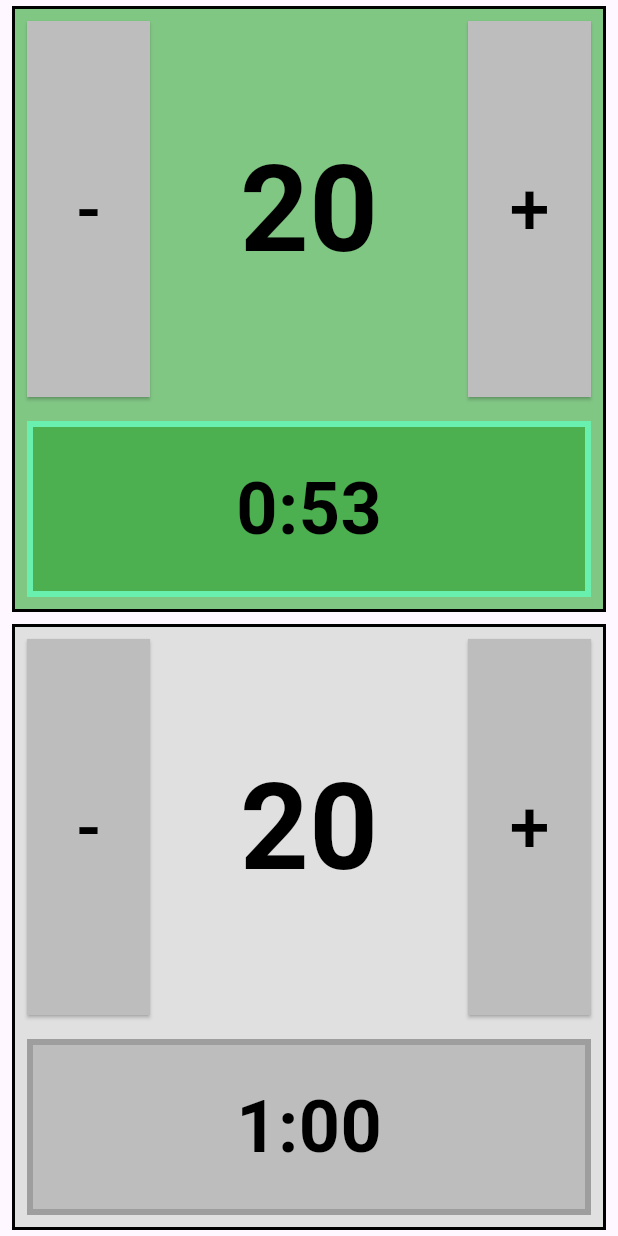
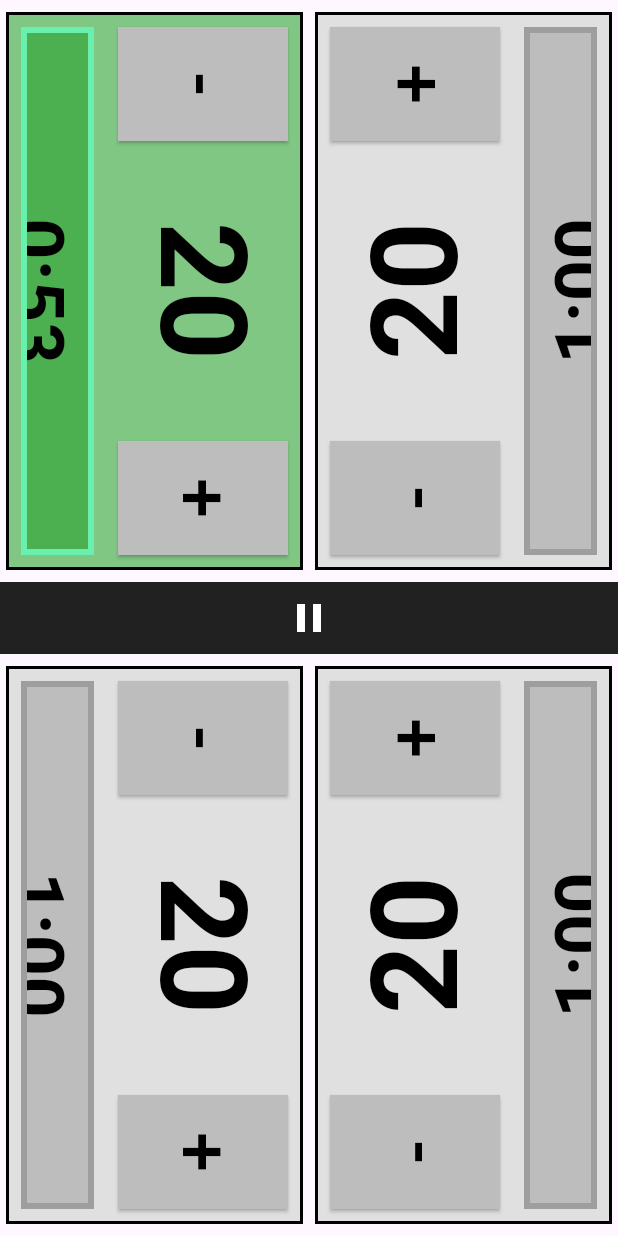
Before and after one commit to Kapsyloffer/ROPE, a Flutter app: the screen it shows after launch, on a phone screen of 412 x 824 dp. Run offline on Flutter 3.47's test engine with Material 3 defaults, Android fonts, the phone set to English and light mode, and no system bars.

Commit message:
Added pause + player based layouts

```diff
--- a/lib/game.dart
+++ b/lib/game.dart
@@ -28,6 +28,29 @@ class Game {
         if(players.isNotEmpty) {
             players[activePlayerIndex].timer.active = true;
             players[activePlayerIndex].timer.startClock();
+        }
+    }
+
+    void pause() {
+        for (var i = 0; i < players.length; i++) {
+            players[i].timer.active = false;
+            players[i].timer.clock?.cancel();
+        }
+    }
+
+    void resume(Player player) {
+        int idx = players.indexOf(player);
+        if (idx != -1) {
+            activePlayerIndex = idx;
+            for (var i = 0; i < players.length; i++) {
+                if (i == activePlayerIndex) {
+                    players[i].timer.active = true;
+                    players[i].timer.startClock();
+                } else {
+                    players[i].timer.active = false;
+                    players[i].timer.clock?.cancel();
+                }
+            }
         }
     }
 
--- /dev/null
+++ b/lib/layouts.dart
@@ -0,0 +1,287 @@
+import 'package:flutter/material.dart';
+import 'player.dart';
+
+String formatTime(double seconds) {
+  int min = seconds ~/ 60;
+  int sec = (seconds % 60).toInt();
+  return '$min:${sec.toString().padLeft(2, '0')}';
+}
+
+class PlayerWidget extends StatelessWidget {
+  final Player player;
+  final VoidCallback onTimerTap;
+  final Function(int) onLifeAdjust;
+  final int rotations;
+
+  const PlayerWidget({
+    super.key,
+    required this.player,
+    required this.onTimerTap,
+    required this.onLifeAdjust,
+    this.rotations = 0,
+  });
+
+  @override
+  Widget build(BuildContext context) {
+    Widget content = Container(
+      margin: const EdgeInsets.symmetric(vertical: 4.0, horizontal: 8.0),
+      decoration: BoxDecoration(
+        color: player.alive
+            ? (player.timer.active ? Colors.green.shade300 : Colors.grey.shade300)
+            : Colors.grey.shade800,
+        border: Border.all(color: Colors.black, width: 2),
+      ),
+      child: Column(
+        children: [
+          // Life
+          Expanded(
+            flex: 2,
+            child: Row(
+              mainAxisAlignment: MainAxisAlignment.spaceEvenly,
+              crossAxisAlignment: CrossAxisAlignment.stretch,
+              children: [
+                Expanded(
+                  child: Padding(
+                    padding: const EdgeInsets.all(8.0),
+                    child: ElevatedButton(
+                      onPressed: () => onLifeAdjust(-1),
+                      style: ElevatedButton.styleFrom(
+                        backgroundColor: player.alive ? Colors.grey.shade400 : Colors.grey.shade900,
+                        shape: RoundedRectangleBorder(borderRadius: BorderRadius.circular(0)),
+                      ),
+                      child: Text('-', style: TextStyle(fontSize: 48, color: player.alive ? Colors.black : Colors.red)),
+                    ),
+                  ),
+                ),
+                Expanded(
+                  flex: 2,
+                  child: Center(
+                    child: Text(
+                      '${player.curLife}',
+                      style: TextStyle(fontSize: 80, fontWeight: FontWeight.bold, color: player.alive ? Colors.black : Colors.red),
+                    ),
+                  ),
+                ),
+                Expanded(
+                  child: Padding(
+                    padding: const EdgeInsets.all(8.0),
+                    child: ElevatedButton(
+                      onPressed: () => onLifeAdjust(1),
+                      style: ElevatedButton.styleFrom(
+                        backgroundColor: player.alive ? Colors.grey.shade400 : Colors.grey.shade900,
+                        shape: RoundedRectangleBorder(borderRadius: BorderRadius.circular(0)),
+                      ),
+                      child: Text('+', style: TextStyle(fontSize: 48, color: player.alive ? Colors.black : Colors.red)),
+                    ),
+                  ),
+                ),
+              ],
+            ),
+          ),
+          // Timer
+          Expanded(
+            flex: 1,
+            child: GestureDetector(
+              onTap: onTimerTap,
+              child: Container(
+                width: double.infinity,
+                margin: const EdgeInsets.all(8.0),
+                decoration: BoxDecoration(
+                  color: player.alive
+                      ? (player.timer.active ? Colors.green.shade500 : Colors.grey.shade400)
+                      : Colors.grey.shade900,
+                  border: Border.all(
+                      color: player.alive
+                          ? (player.timer.active ? Colors.greenAccent : Colors.grey)
+                          : Colors.red.shade900,
+                      width: 4),
+                ),
+                child: Center(
+                  child: Text(
+                    formatTime(player.timer.curTime),
+                    style: TextStyle(fontSize: 48, fontWeight: FontWeight.bold, color: player.alive ? Colors.black : Colors.red),
+                  ),
+                ),
+              ),
+            ),
+          ),
+        ],
+      ),
+    );
+
+    if (rotations > 0) {
+      return RotatedBox(quarterTurns: rotations, child: content);
+    }
+    return content;
+  }
+}
+
+class MenuRow extends StatelessWidget {
+  final VoidCallback onPause;
+
+  const MenuRow({
+    super.key,
+    required this.onPause,
+  });
+
+  @override
+  Widget build(BuildContext context) {
+    return Container(
+      height: 48.0,
+      color: Colors.black87,
+      child: Row(
+        mainAxisAlignment: MainAxisAlignment.center,
+        children: [
+          IconButton(
+            icon: const Icon(Icons.pause, color: Colors.white, size: 32),
+            onPressed: onPause,
+          ),
+        ],
+      ),
+    );
+  }
+}
+
+class GameLayout extends StatelessWidget {
+  final List<Player> players;
+  final Function(Player) onTimerTap;
+  final Function(Player, int) onLifeAdjust;
+  final VoidCallback onPause;
+
+  const GameLayout({
+    super.key,
+    required this.players,
+    required this.onTimerTap,
+    required this.onLifeAdjust,
+    required this.onPause,
+  });
+
+  @override
+  Widget build(BuildContext context) {
+    if (players.length == 2) {
+      return Column(
+        children: [
+          Expanded(
+            child: PlayerWidget(
+              player: players[0],
+              onTimerTap: () => onTimerTap(players[0]),
+              onLifeAdjust: (amt) => onLifeAdjust(players[0], amt),
+              rotations: 2,
+            ),
+          ),
+          MenuRow(
+            onPause: onPause,
+          ),
+          Expanded(
+            child: PlayerWidget(
+              player: players[1],
+              onTimerTap: () => onTimerTap(players[1]),
+              onLifeAdjust: (amt) => onLifeAdjust(players[1], amt),
+              rotations: 0,
+            ),
+          ),
+        ],
+      );
+    } else if (players.length == 3) {
+      return Column(
+        children: [
+          Expanded(
+            child: Row(
+              children: [
+                Expanded(
+                  child: PlayerWidget(
+                    player: players[0],
+                    onTimerTap: () => onTimerTap(players[0]),
+                    onLifeAdjust: (amt) => onLifeAdjust(players[0], amt),
+                    rotations: 1,
+                  ),
+                ),
+                Expanded(
+                  child: PlayerWidget(
+                    player: players[1],
+                    onTimerTap: () => onTimerTap(players[1]),
+                    onLifeAdjust: (amt) => onLifeAdjust(players[1], amt),
+                    rotations: 3,
+                  ),
+                ),
+              ],
+            ),
+          ),
+          MenuRow(
+            onPause: onPause,
+          ),
+          Expanded(
+            child: PlayerWidget(
+              player: players[2],
+              onTimerTap: () => onTimerTap(players[2]),
+              onLifeAdjust: (amt) => onLifeAdjust(players[2], amt),
+              rotations: 0,
+            ),
+          ),
+        ],
+      );
+    } else if (players.length == 4) {
+      return Column(
+        children: [
+          Expanded(
+            child: Row(
+              children: [
+                Expanded(
+                  child: PlayerWidget(
+                    player: players[0],
+                    onTimerTap: () => onTimerTap(players[0]),
+                    onLifeAdjust: (amt) => onLifeAdjust(players[0], amt),
+                    rotations: 1,
+                  ),
+                ),
+                Expanded(
+                  child: PlayerWidget(
+                    player: players[1],
+                    onTimerTap: () => onTimerTap(players[1]),
+                    onLifeAdjust: (amt) => onLifeAdjust(players[1], amt),
+                    rotations: 3,
+                  ),
+                ),
+              ],
+            ),
+          ),
+          MenuRow(
+            onPause: onPause,
+          ),
+          Expanded(
+            child: Row(
+              children: [
+                Expanded(
+                  child: PlayerWidget(
+                    player: players[3],
+                    onTimerTap: () => onTimerTap(players[3]),
+                    onLifeAdjust: (amt) => onLifeAdjust(players[3], amt),
+                    rotations: 1,
+                  ),
+                ),
+                Expanded(
+                  child: PlayerWidget(
+                    player: players[2],
+                    onTimerTap: () => onTimerTap(players[2]),
+                    onLifeAdjust: (amt) => onLifeAdjust(players[2], amt),
+                    rotations: 3,
+                  ),
+                ),
+              ],
+            ),
+          ),
+        ],
+      );
+    }
+
+    return Column(
+      children: players.map((p) => Expanded(
+        child: PlayerWidget(
+          player: p,
+          onTimerTap: () => onTimerTap(p),
+          onLifeAdjust: (amt) => onLifeAdjust(p, amt),
+        ),
+      )).toList(),
+    );
+  }
+}
--- a/lib/main.dart
+++ b/lib/main.dart
@@ -1,8 +1,8 @@
 import 'package:flutter/material.dart';
 import 'game.dart';
 import 'player.dart';
-import 'timer.dart';
 import 'settings.dart';
+import 'layouts.dart';
 
 void main() {
   runApp(const MyApp());
@@ -61,12 +61,22 @@ class _MyHomePageState extends State<MyHomePage> {
   void handleTimerToggle(Player player) {
     if (!player.alive) return;
     setState(() {
-      if(player.timer.active){
-      player.timer.toggleTimer();
-      if (!player.timer.active) {
-        game.nextPlayer();
+      bool isPaused = !game.players.any((p) => p.timer.active);
+
+      if (isPaused) {
+        game.resume(player);
+      } else if(player.timer.active){
+        player.timer.toggleTimer();
+        if (!player.timer.active) {
+          game.nextPlayer();
+        }
       }
-      }
+    });
+  }
+
+  void handlePause() {
+    setState(() {
+      game.pause();
     });
   }
 
@@ -84,107 +94,15 @@ class _MyHomePageState extends State<MyHomePage> {
     });
   }
 
-  String formatTime(double seconds) {
-    int min = seconds ~/ 60;
-    int sec = (seconds % 60).toInt();
-    return '$min:${sec.toString().padLeft(2, '0')}';
-  }
-
   @override
   Widget build(BuildContext context) {
     return Scaffold(
       body: SafeArea(
-        child: Column(
-          children: game.players.map((player) {
-            Widget playerContent = Expanded(
-              child: Container(
-                margin: const EdgeInsets.symmetric(vertical: 4.0, horizontal: 8.0),
-                decoration: BoxDecoration(
-                  color: player.alive
-                      ? (player.timer.active ? Colors.green.shade300 : Colors.grey.shade300)
-                      : Colors.grey.shade800,
-                  border: Border.all(color: Colors.black, width: 2),
-                ),
-                child: Column(
-                  children: [
-                    // Life
-                    Expanded(
-                      flex: 2,
-                      child: Row(
-                        mainAxisAlignment: MainAxisAlignment.spaceEvenly,
-                        crossAxisAlignment: CrossAxisAlignment.stretch,
-                        children: [
-                          Expanded(
-                            child: Padding(
-                              padding: const EdgeInsets.all(8.0),
-                              child: ElevatedButton(
-                                onPressed: () => adjustLife(player, -1),
-                                style: ElevatedButton.styleFrom(
-                                  backgroundColor: player.alive ? Colors.grey.shade400 : Colors.grey.shade900,
-                                  shape: RoundedRectangleBorder(borderRadius: BorderRadius.circular(0)),
-                                ),
-                                child: Text('-', style: TextStyle(fontSize: 48, color: player.alive ? Colors.black : Colors.red)),
-                              ),
-                            ),
-                          ),
-                          Expanded(
-                            flex: 2,
-                            child: Center(
-                              child: Text(
-                                '${player.curLife}',
-                                style: TextStyle(fontSize: 80, fontWeight: FontWeight.bold, color: player.alive ? Colors.black : Colors.red),
-                              ),
-                            ),
-                          ),
-                          Expanded(
-                            child: Padding(
-                              padding: const EdgeInsets.all(8.0),
-                              child: ElevatedButton(
-                                onPressed: () => adjustLife(player, 1),
-                                style: ElevatedButton.styleFrom(
-                                  backgroundColor: player.alive ? Colors.grey.shade400 : Colors.grey.shade900,
-                                  shape: RoundedRectangleBorder(borderRadius: BorderRadius.circular(0)),
-                                ),
-                                child: Text('+', style: TextStyle(fontSize: 48, color: player.alive ? Colors.black : Colors.red)),
-                              ),
-                            ),
-                          ),
-                        ],
-                      ),
-                    ),
-                    // Timer
-                    Expanded(
-                      flex: 1,
-                      child: GestureDetector(
-                        onTap: () => handleTimerToggle(player),
-                        child: Container(
-                          width: double.infinity,
-                          margin: const EdgeInsets.all(8.0),
-                          decoration: BoxDecoration(
-                            color: player.alive
-                                ? (player.timer.active ? Colors.green.shade500 : Colors.grey.shade400)
-                                : Colors.grey.shade900,
-                            border: Border.all(
-                                color: player.alive
-                                    ? (player.timer.active ? Colors.greenAccent : Colors.grey)
-                                    : Colors.red.shade900,
-                                width: 4),
-                          ),
-                          child: Center(
-                            child: Text(
-                              formatTime(player.timer.curTime),
-                              style: TextStyle(fontSize: 48, fontWeight: FontWeight.bold, color: player.alive ? Colors.black : Colors.red),
-                            ),
-                          ),
-                        ),
-                      ),
-                    ),
-                  ],
-                ),
-              ),
-            );
-            return playerContent;
-          }).toList(),
+        child: GameLayout(
+          players: game.players,
+          onTimerTap: handleTimerToggle,
+          onLifeAdjust: adjustLife,
+          onPause: handlePause,
         ),
       ),
     );
--- a/lib/settings.dart
+++ b/lib/settings.dart
@@ -1,6 +1,6 @@
 class Settings {
     // player settings
-    static int players = 2;
+    static int players = 4;
     static int startLife = 20;
 
     // timer settings
```
